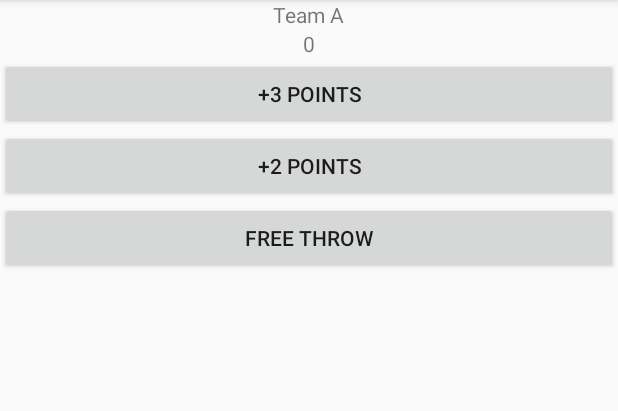
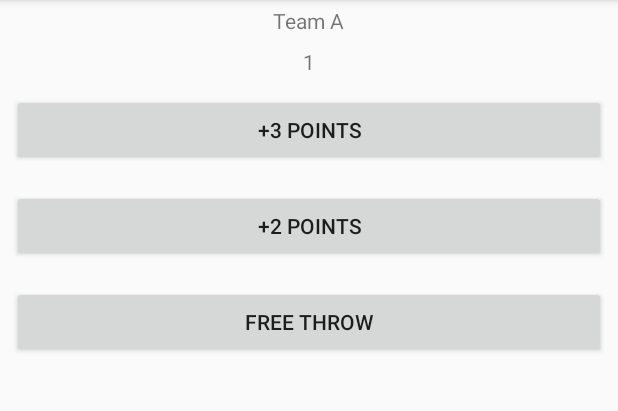
Before and after one commit to khushali9/CourtCounter, an Android app: the screen it shows after launch (MainActivity), in the options menu, after a tap on "Settings", on a phone screen of 412 x 824 dp, the part 84-495 px from its top. Run offline under Robolectric (Android 15) with nearby library versions, the phone set to English and light mode, and no system bars.

Commit message:
score for Team A working

```diff
--- a/app/src/main/java/com/example/android/courtcounter/MainActivity.java
+++ b/app/src/main/java/com/example/android/courtcounter/MainActivity.java
@@ -4,10 +4,12 @@ import android.support.v7.app.ActionBarActivity;
 import android.os.Bundle;
 import android.view.Menu;
 import android.view.MenuItem;
+import android.view.View;
+import android.widget.TextView;
 
 
 public class MainActivity extends ActionBarActivity {
-
+    int totalScore=0;
     @Override
     protected void onCreate(Bundle savedInstanceState) {
         super.onCreate(savedInstanceState);
@@ -36,4 +38,24 @@ public class MainActivity extends ActionBarActivity {
 
         return super.onOptionsItemSelected(item);
     }
+
+    public void displayForTeamA(int score){
+        TextView scoreView=(TextView) findViewById(R.id.team_a_score);
+
+
+        scoreView.setText(String.valueOf(score));
+    }
+    public void teamA3(View v){
+        displayForTeamA(3);
+
+    }
+
+    public void teamA2(View v){
+        displayForTeamA(2);
+
+    }
+    public void teamAfree(View v){
+        displayForTeamA(1);
+
+    }
 }
--- a/app/src/main/res/layout/activity_main.xml
+++ b/app/src/main/res/layout/activity_main.xml
@@ -9,28 +9,36 @@
         android:layout_height="wrap_content"
         android:text="Team A"
         android:textAlignment="center"
-        android:layout_gravity="center_horizontal"/>
+        android:layout_gravity="center_horizontal"
+        android:padding="4dp"/>
 
     <TextView
         android:layout_width="wrap_content"
         android:layout_height="wrap_content"
         android:text="0"
-        android:id="@+id/score"
-        android:layout_gravity="center_horizontal"/>
+        android:id="@+id/team_a_score"
+        android:layout_gravity="center_horizontal"
+        android:padding="4dp" />
     <Button
         android:layout_width="match_parent"
         android:layout_height="wrap_content"
-        android:text="+3 Points"/>
+        android:text="+3 Points"
+        android:layout_margin="8dp"
+        android:onClick="teamA3"/>
 
     <Button
         android:layout_width="match_parent"
         android:layout_height="wrap_content"
-        android:text="+2 Points"/>
+        android:text="+2 Points"
+        android:layout_margin="8dp"
+        android:onClick="teamA2"/>
 
     <Button
         android:layout_width="match_parent"
         android:layout_height="wrap_content"
-        android:text="Free Throw"/>
+        android:text="Free Throw"
+        android:layout_margin="8dp"
+        android:onClick="teamAfree"/>
 
 
 
```
Also changed, not shown: 1 other file.
